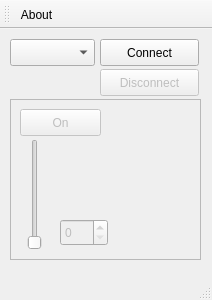
Old version of the form mainwindow.ui in the repository antego/laser_control.
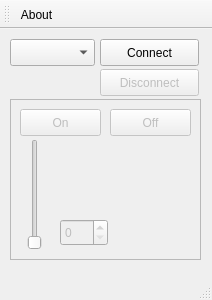
New version of the form.

Commit message: Add responce handling

The edit to the form file:
```diff
--- a/mainwindow.ui
+++ b/mainwindow.ui
@@ -110,6 +110,19 @@
       <number>100</number>
      </property>
     </widget>
+    <widget class="QPushButton" name="offButton">
+     <property name="geometry">
+      <rect>
+       <x>100</x>
+       <y>10</y>
+       <width>81</width>
+       <height>27</height>
+      </rect>
+     </property>
+     <property name="text">
+      <string>Off</string>
+     </property>
+    </widget>
    </widget>
   </widget>
   <widget class="QMenuBar" name="menuBar">
```
Left out of the diff: 2 changed lines with no effect on the pictures. The commit also changes 2 other files.
